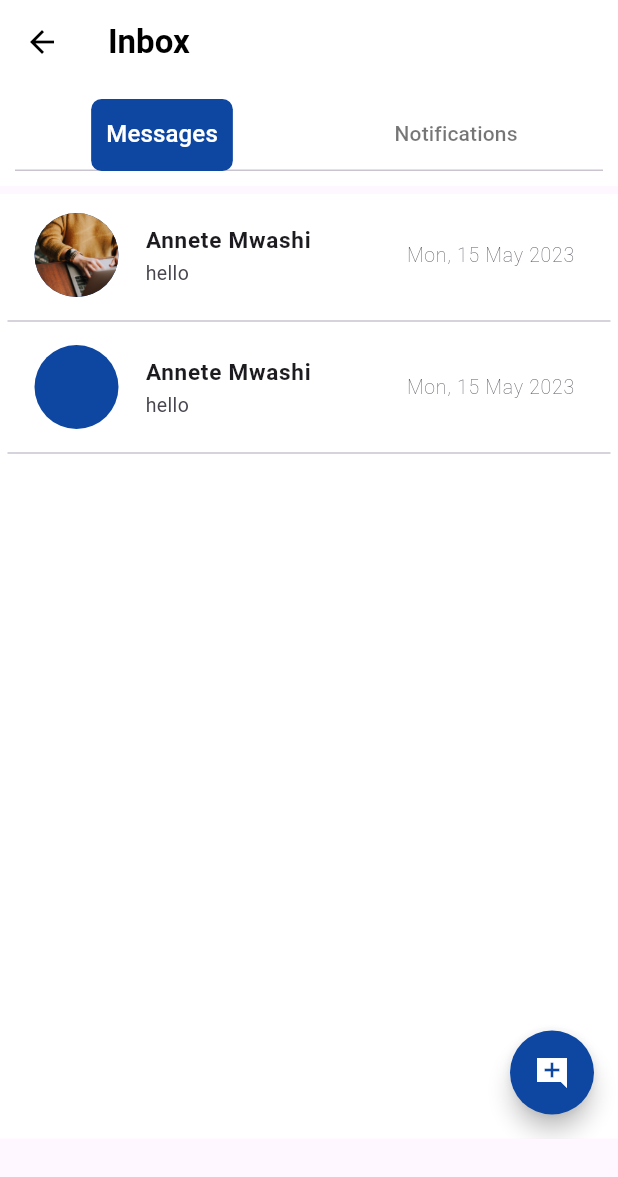
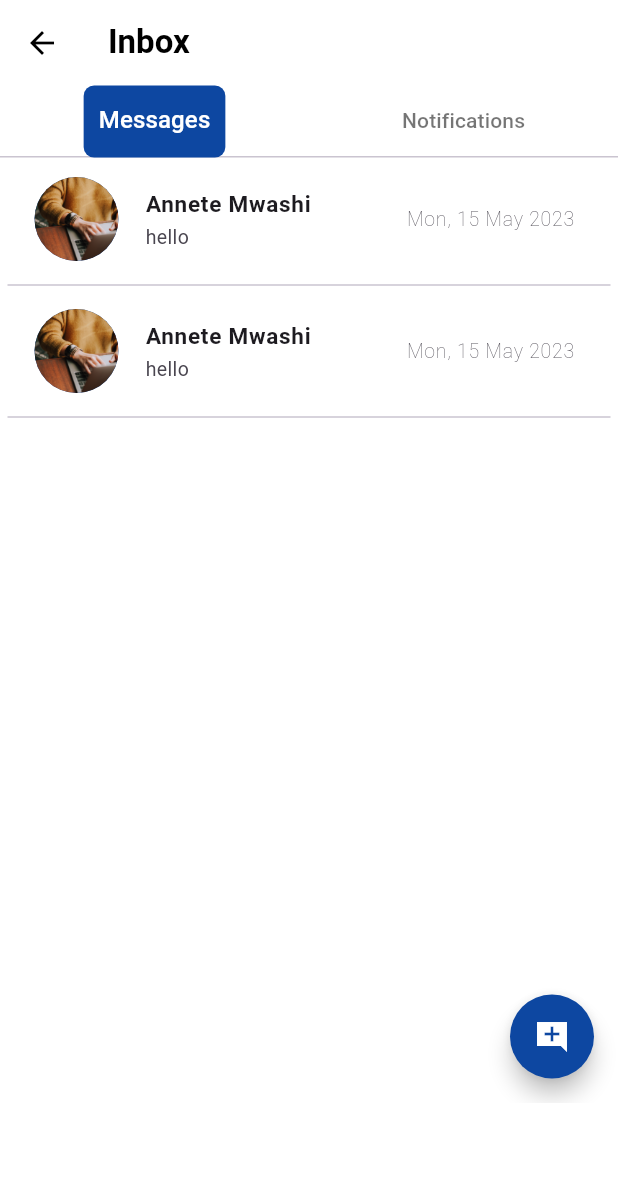
Before and after one commit to Bratipah/health_resources, a Flutter app: the screen it shows after launch, on a phone screen of 412 x 824 dp. Shown: the top 1177 px of the screen. Run offline on Flutter 3.47's test engine with Material 2 defaults, Android fonts, the phone set to English and light mode, and no system bars; our stand-ins replace equatable, flutter_bloc.

Commit message:
add message page

```diff
--- a/lib/core/features/inbox/presentation/widgets/Messages.dart
+++ b/lib/core/features/inbox/presentation/widgets/Messages.dart
@@ -1,4 +1,5 @@
 import 'package:flutter/material.dart';
+import 'customMessage.dart';
 
 class Messages extends StatefulWidget {
   const Messages({Key? key}) : super(key: key);
@@ -16,23 +17,17 @@ class _MessagesState extends State<Messages> {
         backgroundColor: Colors.blue[900],
         shape: CircleBorder(side: BorderSide(color: Colors.transparent)),
         onPressed: () {},
-        child: Icon(Icons.add_comment_sharp,color: Colors.white,),
+        child: Icon(
+          Icons.add_comment_sharp,
+          color: Colors.white,
+        ),
       ),
-      body: ListView(padding: EdgeInsets.all(5),
+      body: ListView(
+        padding: EdgeInsets.all(5),
         children: [
-          ListTile(
-            leading: CircleAvatar(radius: 30,foregroundImage: AssetImage("assets/christin-hume-Hcfwew744z4-unsplash.jpg"),backgroundColor: Colors.blue[900],),
-            trailing: Text("Mon, 15 May 2023", style: TextStyle(fontWeight: FontWeight.w200, fontSize: 13),),
-            title: Text("Annete Mwashi", style: TextStyle(fontWeight: FontWeight.bold, fontSize: 15),),
-            subtitle: Text("hello",style: TextStyle(fontWeight: FontWeight.w400, fontSize: 13),),
-          ),
+          CustomMessage(),
           Divider(),
-          ListTile(
-            leading: CircleAvatar(radius: 30,backgroundColor: Colors.blue[900]),
-            trailing: Text("Mon, 15 May 2023", style: TextStyle(fontWeight: FontWeight.w200, fontSize: 13),),
-            title: Text("Annete Mwashi", style: TextStyle(fontWeight: FontWeight.bold, fontSize: 15),),
-            subtitle: Text("hello",style: TextStyle(fontWeight: FontWeight.w400, fontSize: 13),),
-          ),
+          CustomMessage(),
           Divider(),
         ],
       ),
--- a/lib/core/features/inbox/presentation/widgets/chatPage.dart
+++ b/lib/core/features/inbox/presentation/widgets/chatPage.dart
@@ -45,28 +45,13 @@ class _ChatPageState extends State<ChatPage>
               },
             ),
             backgroundColor: Colors.white,
+            toolbarHeight: kToolbarHeight + 1,
             elevation: 0,
             title: Text(
               "Inbox",
               style: TextStyle(color: Colors.black, fontWeight: FontWeight.w700),
             ),
-          ),
-          body: Container(
-            color: Colors.white,
-            child: DefaultTabController(
-              length: 2,
-              child: Scaffold(
-                body: Column(
-
-                  children: [
-                    Container(
-                      margin: EdgeInsets.only(bottom: 5),
-                      color: Colors.white,
-                      child: Padding(
-                        padding: EdgeInsets.all(10),
-                        child: Align(
-                          alignment: Alignment.centerLeft,
-                          child: TabBar(
+            bottom: TabBar(
               controller: _controller,
               indicator: BoxDecoration(
                 borderRadius: BorderRadius.circular(7),
@@ -99,9 +84,9 @@ class _ChatPageState extends State<ChatPage>
               // onTap: ,
             ),
           ),
-                      ),
-                    ),
-                    Container(
+          body: DefaultTabController(
+            length: 2,
+            child:Container(
               width: double.maxFinite,
               //bottom overflowed
               height: 630,
@@ -112,11 +97,8 @@ class _ChatPageState extends State<ChatPage>
                   Notifications(),
                 ],
               ),
-                    )
-                  ],
             ),
           ),
-            ),
-          ));
+      );
   }
 }
--- /dev/null
+++ b/lib/core/features/inbox/presentation/widgets/customMessage.dart
@@ -0,0 +1,36 @@
+import 'package:flutter/material.dart';
+import 'MessageBox.dart';
+
+class CustomMessage extends StatelessWidget {
+  const CustomMessage({Key? key}) : super(key: key);
+
+  @override
+  Widget build(BuildContext context) {
+    return InkWell(
+      onTap: () {
+        Navigator.push(context, MaterialPageRoute(builder: (context) => MessageBox()));
+      },
+      child: ListTile(
+        leading: CircleAvatar(
+          radius: 30,
+          backgroundImage:
+              AssetImage("assets/christin-hume-Hcfwew744z4-unsplash.jpg"),
+          // backgroundImage: NetworkImage(widget.snap['profileImage']),
+          backgroundColor: Colors.blue[900],
+        ),
+        title: Text(
+          "Annete Mwashi",
+          style: TextStyle(fontWeight: FontWeight.bold, fontSize: 15),
+        ),
+        subtitle: Text(
+          "hello",
+          style: TextStyle(fontWeight: FontWeight.w400, fontSize: 13),
+        ),
+        trailing: Text(
+          "Mon, 15 May 2023",
+          style: TextStyle(fontWeight: FontWeight.w200, fontSize: 13),
+        ),
+      ),
+    );
+  }
+}
--- a/lib/main.dart
+++ b/lib/main.dart
@@ -17,6 +17,9 @@ class MyApp extends StatelessWidget {
       title: 'Health Resources',
       theme: ThemeData(
         useMaterial3: true,
+          appBarTheme: AppBarTheme(
+            elevation: 0, // This removes the shadow from all App Bars.
+          )
       ),
       home: ChatPage(),
       // Articles(),
--- a/pubspec.yaml
+++ b/pubspec.yaml
@@ -64,6 +64,8 @@ flutter:
   # To add assets to your application, add an assets section, like this:
   assets:
     - assets/christin-hume-Hcfwew744z4-unsplash.jpg
+    - assets/whatsapp-background-patterns.jpg
+    - assets/whatsapp-background-cool-wallpaper-wallpaper-backgrounds-whatsapp-background.jpeg
   #   - images/a_dot_burr.jpeg
   #   - images/a_dot_ham.jpeg
 
```
Also changed, not shown: lib/core/features/inbox/presentation/widgets/MessageBox.dart (added, +97 -0 lines), assets/whatsapp-background-cool-wallpaper-wallpaper-backgrounds-whatsapp-background.jpeg (added), assets/whatsapp-background-patterns.jpg (added), pubspec.lock. Lines whose indentation alone changed are shown as unchanged.
